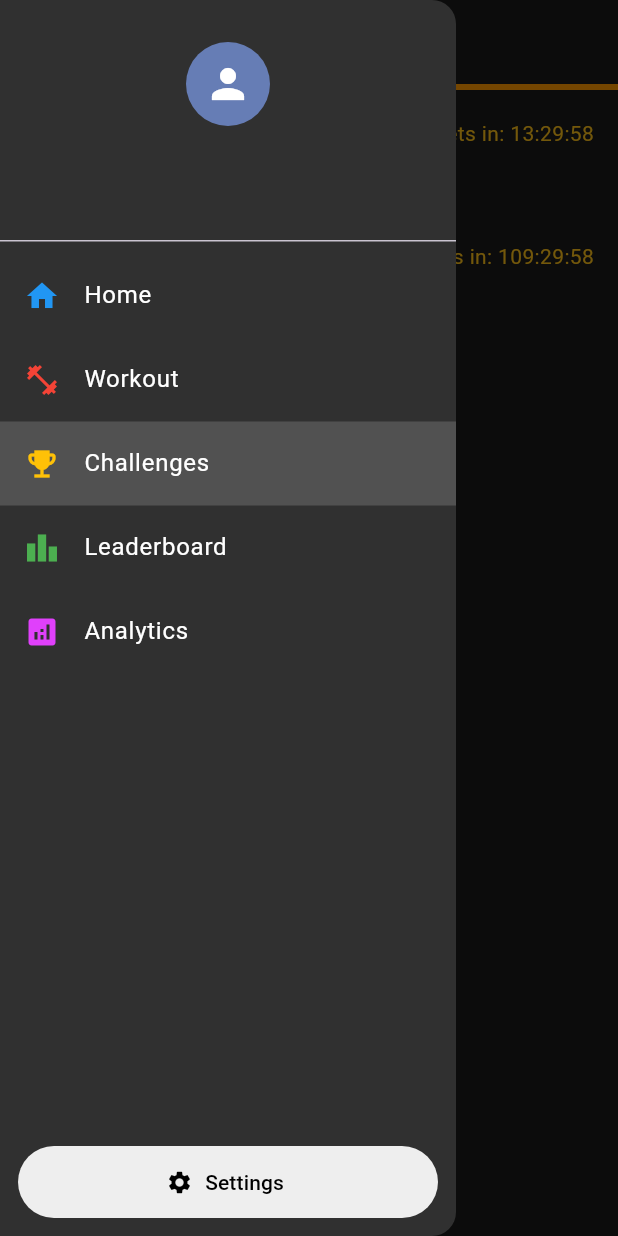
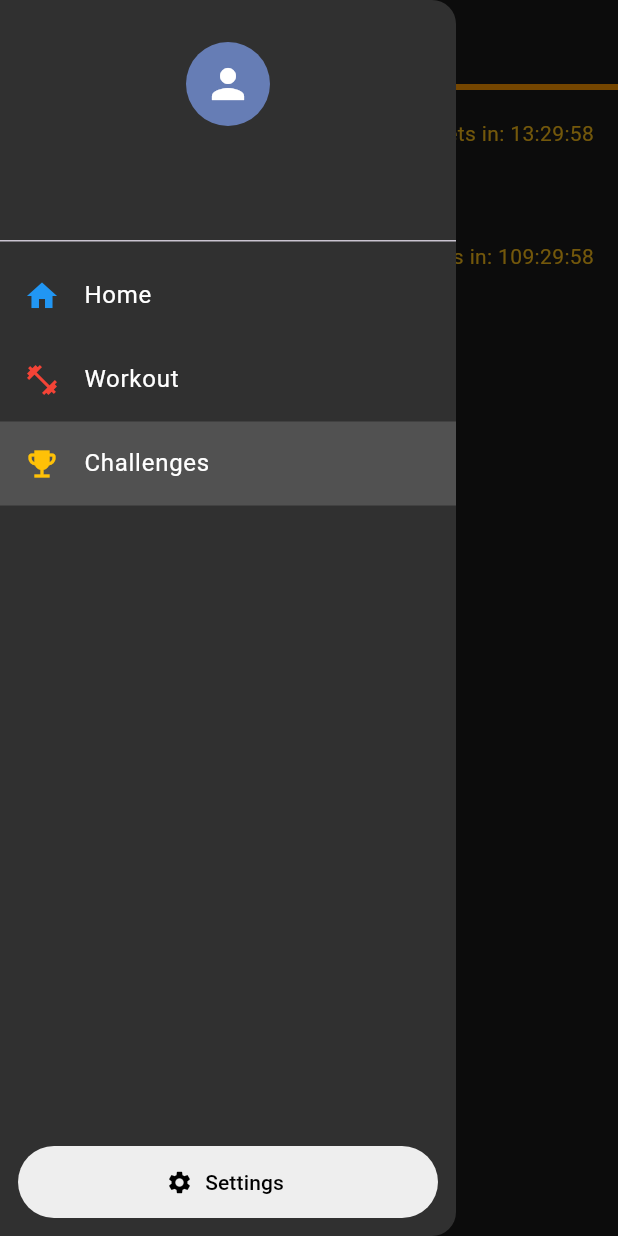
Before and after one commit to NumaanQureshi/Journey, a Flutter app: the Challenges screen opened directly, with the side drawer open, on a phone screen of 412 x 824 dp. Run offline on Flutter 3.47's test engine with Material 3 defaults, Android fonts, the phone set to English and light mode, and no system bars; our stand-ins replace flutter_secure_storage, flutter_svg, google_fonts, image_picker; accounts and stored records are empty; network calls fail; Roboto replaces fonts that are missing (Kanit).

Commit message:
fix: removed analytics and leaderboard until implementation

```diff
--- a/frontend/lib/screens/side_menu.dart
+++ b/frontend/lib/screens/side_menu.dart
@@ -120,38 +120,40 @@ class SideMenu extends StatelessWidget {
                     }
                   },
                 ),
-                ListTile(
-                  leading: const Icon(Icons.leaderboard, color: Colors.green),
-                  title: const Text(
-                    'Leaderboard',
-                    style: TextStyle(
-                      color: Colors.white,
-                    ),
-                  ),
-                  tileColor: Colors.transparent,
-                  selectedTileColor: Colors.transparent,
-                  hoverColor: Colors.transparent,
-                  onTap: () => _notImplemented(context),
-                ),
-                ListTile(
-                  leading: const Icon(Icons.analytics, color: Colors.purpleAccent),
-                  title: const Text(
-                    'Analytics',
-                    style: TextStyle(
-                      color: Colors.white,
-                    ),
-                  ),
-                  selected: currentScreen == 'Analytics',
-                  selectedTileColor: Colors.grey.withValues(alpha: 0.3),
-                  hoverColor: Colors.transparent,
-                  onTap: () {
-                    Navigator.pop(context);
-                    if (currentScreen != 'Analytics') {
-                      Navigator.pushReplacement(context,
-                          MaterialPageRoute(builder: (context) => const UserAnalyticsScreen()));
-                    }
-                  },
-                ),
+
+                // == CHALLENGE AND LEADERBOARD FUNCTIONALITY COMING SOON ==
+                // ListTile(
+                //   leading: const Icon(Icons.leaderboard, color: Colors.green),
+                //   title: const Text(
+                //     'Leaderboard',
+                //     style: TextStyle(
+                //       color: Colors.white,
+                //     ),
+                //   ),
+                //   tileColor: Colors.transparent,
+                //   selectedTileColor: Colors.transparent,
+                //   hoverColor: Colors.transparent,
+                //   onTap: () => _notImplemented(context),
+                // ),
+                // ListTile(
+                //   leading: const Icon(Icons.analytics, color: Colors.purpleAccent),
+                //   title: const Text(
+                //     'Analytics',
+                //     style: TextStyle(
+                //       color: Colors.white,
+                //     ),
+                //   ),
+                //   selected: currentScreen == 'Analytics',
+                //   selectedTileColor: Colors.grey.withValues(alpha: 0.3),
+                //   hoverColor: Colors.transparent,
+                //   onTap: () {
+                //     Navigator.pop(context);
+                //     if (currentScreen != 'Analytics') {
+                //       Navigator.pushReplacement(context,
+                //           MaterialPageRoute(builder: (context) => const UserAnalyticsScreen()));
+                //     }
+                //   },
+                // ),
                 const Spacer(),
                 Padding(
                   padding: const EdgeInsets.all(12.0),
```
Also changed, not shown: frontend/lib/screens/user_analytics_screen.dart (+168 -168 lines).
